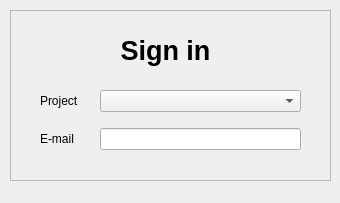
Above: pipeline/scripts/loader/singin_window.ui from UiChul/yummy before the change. Below: the same form after it.
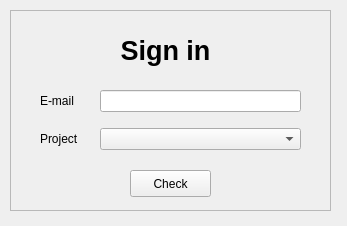
That is the form after the change.

```diff
--- a/pipeline/scripts/loader/singin_window.ui
+++ b/pipeline/scripts/loader/singin_window.ui
@@ -6,8 +6,8 @@
    <rect>
     <x>0</x>
     <y>0</y>
-    <width>340</width>
-    <height>203</height>
+    <width>347</width>
+    <height>226</height>
    </rect>
   </property>
   <property name="windowTitle">
@@ -19,7 +19,7 @@
      <x>10</x>
      <y>10</y>
      <width>321</width>
-     <height>171</height>
+     <height>201</height>
     </rect>
    </property>
    <property name="frameShape">
@@ -39,23 +39,23 @@
     </property>
     <layout class="QGridLayout" name="gridLayout">
      <item row="0" column="0">
-      <widget class="QLabel" name="label_2">
-       <property name="text">
-        <string>Project</string>
-       </property>
-      </widget>
-     </item>
-     <item row="1" column="0">
       <widget class="QLabel" name="label">
        <property name="text">
         <string>E-mail      </string>
        </property>
       </widget>
      </item>
-     <item row="1" column="1">
-      <widget class="QLineEdit" name="lineEdit_email"/>
-     </item>
      <item row="0" column="1">
+      <widget class="QLineEdit" name="lineEdit_email"/>
+     </item>
+     <item row="1" column="0">
+      <widget class="QLabel" name="label_2">
+       <property name="text">
+        <string>Project</string>
+       </property>
+      </widget>
+     </item>
+     <item row="1" column="1">
       <widget class="QComboBox" name="comboBox_project_name"/>
      </item>
     </layout>
@@ -76,6 +76,19 @@
      <enum>Qt::AutoText</enum>
     </property>
    </widget>
+   <widget class="QPushButton" name="pushButton">
+    <property name="geometry">
+     <rect>
+      <x>120</x>
+      <y>160</y>
+      <width>81</width>
+      <height>27</height>
+     </rect>
+    </property>
+    <property name="text">
+     <string>Check</string>
+    </property>
+   </widget>
   </widget>
  </widget>
  <resources/>
```
